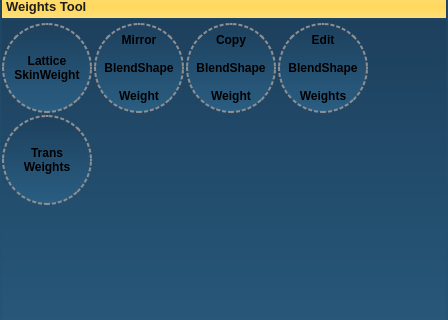
First picture: the form in RootUI.ui, repository zclongpop123/RiggingTeamTools, before the edit; both pictures show x 0 to 448 and y 138 to 458 of the 448 by 679 pixel window.
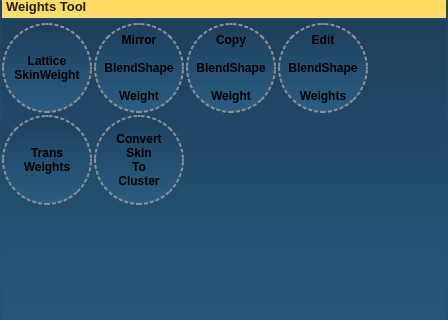
Second picture: the form after the edit. The open tabs and pages were chosen to show the change.

Commit message: create convert skin to cluster tool..

```diff
--- a/RootUI.ui
+++ b/RootUI.ui
@@ -1333,6 +1333,37 @@
               </property>
              </widget>
             </item>
+            <item row="1" column="1">
+             <widget class="QPushButton" name="btn_convertSkin">
+              <property name="minimumSize">
+               <size>
+                <width>90</width>
+                <height>90</height>
+               </size>
+              </property>
+              <property name="maximumSize">
+               <size>
+                <width>90</width>
+                <height>90</height>
+               </size>
+              </property>
+              <property name="font">
+               <font>
+                <weight>75</weight>
+                <bold>true</bold>
+               </font>
+              </property>
+              <property name="styleSheet">
+               <string notr="true"/>
+              </property>
+              <property name="text">
+               <string>Convert
+Skin
+To
+Cluster</string>
+              </property>
+             </widget>
+            </item>
            </layout>
           </widget>
           <widget class="QWidget" name="page_7">
```
Left out of the diff: 2 changed lines with no effect on the pictures. The commit also changes 4 other files.
